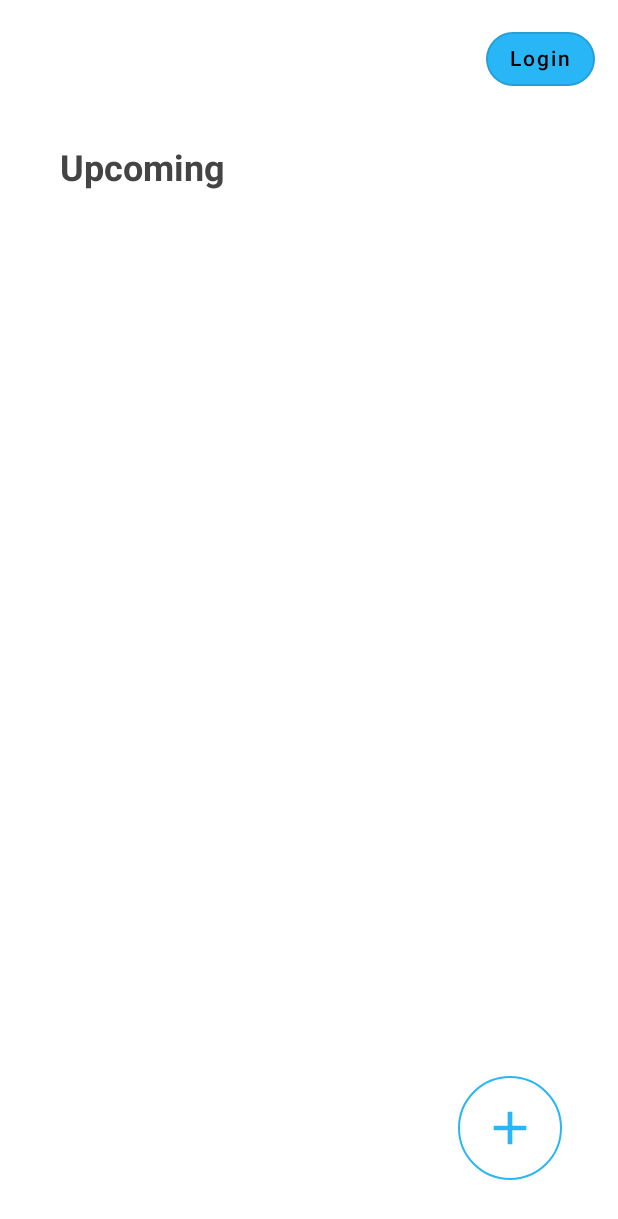
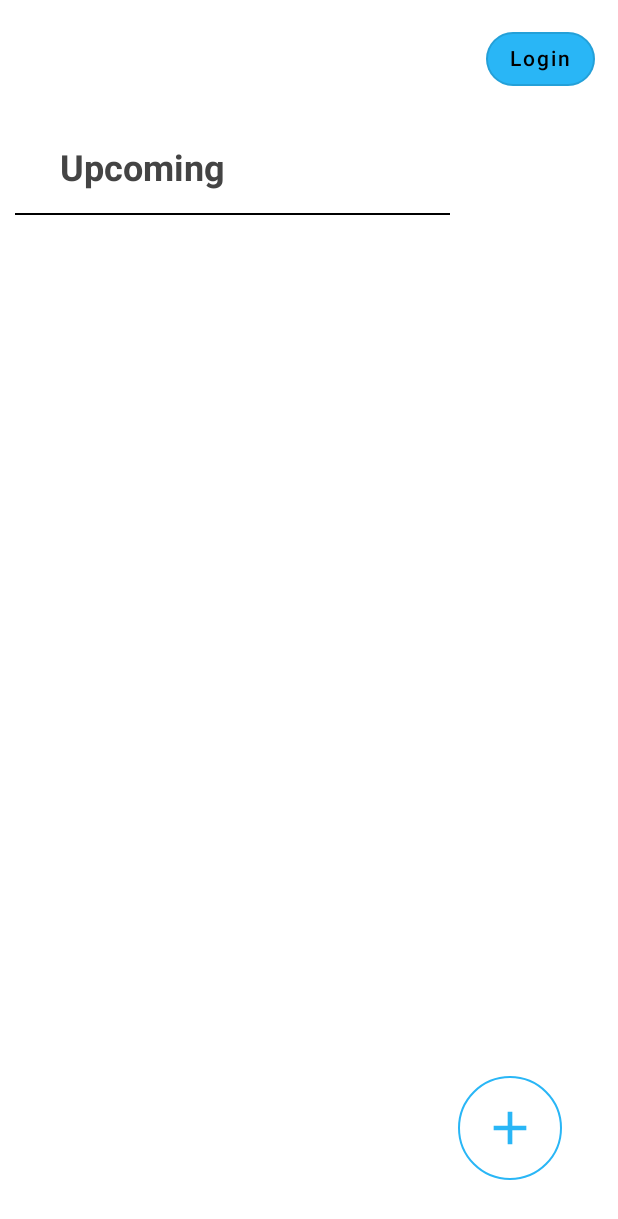
Before and after one commit to rodrigorar/lotic, an Android app built with Jetpack Compose: the screen it shows after launch (MainActivity), on a phone screen of 412 x 824 dp. Shown: the top 1219 px of the screen. Run offline under Robolectric (Android 15) with nearby library versions, the phone set to English and light mode, and no system bars; our stand-ins replace Room's generated code; 1 statement that could not run was skipped.

Commit message:
Tasks-Android: Improve Main Screen UI design

```diff
--- a/tasks-android/app/src/main/java/com/lotic/tasks/domain/persistence/TasksDatabase.kt
+++ b/tasks-android/app/src/main/java/com/lotic/tasks/domain/persistence/TasksDatabase.kt
@@ -10,13 +10,15 @@ import com.lotic.tasks.domain.modules.auth.data.DAOAuthToken
 import com.lotic.tasks.domain.modules.auth.data.EntityAuthToken
 import com.lotic.tasks.domain.modules.tasks.data.DAOTasks
 import com.lotic.tasks.domain.modules.tasks.data.EntityTask
+import com.lotic.tasks.domain.modules.tasks.data.EntityTasksSync
 
 @Database(
     entities = [
         EntityAuthToken::class
         , EntityAccount::class
-       , EntityTask::class]
-    , version = 3
+        , EntityTask::class
+        , EntityTasksSync::class]
+    , version = 4
     , exportSchema = false
 )
 abstract class TasksDatabase : RoomDatabase() {
--- a/tasks-android/app/src/main/java/com/lotic/tasks/ui/MainScreen.kt
+++ b/tasks-android/app/src/main/java/com/lotic/tasks/ui/MainScreen.kt
@@ -3,6 +3,7 @@ package com.lotic.tasks.ui
 import android.util.Log
 import androidx.compose.foundation.BorderStroke
 import androidx.compose.foundation.background
+import androidx.compose.foundation.border
 import androidx.compose.foundation.horizontalScroll
 import androidx.compose.foundation.layout.*
 import androidx.compose.foundation.lazy.LazyColumn
@@ -11,7 +12,6 @@ import androidx.compose.foundation.rememberScrollState
 import androidx.compose.foundation.shape.CircleShape
 import androidx.lifecycle.viewmodel.compose.viewModel
 import androidx.compose.material.*
-import androidx.compose.material.TextFieldDefaults.indicatorLine
 import androidx.compose.material.icons.Icons
 import androidx.compose.material.icons.filled.Add
 import androidx.compose.runtime.Composable
@@ -78,6 +78,14 @@ fun MainScreen(
             )
         }
 
+        Divider(
+            color = MaterialTheme.colors.onBackground
+            , thickness = 1.dp
+            , startIndent = 10.dp
+            , modifier = modifier
+                .padding(bottom = 10.dp)
+                .width(300.dp))
+
         Box(modifier = modifier
             .padding(2.dp)) {
             LazyColumn {
```
Also changed, not shown: tasks-android/app/src/main/java/com/lotic/tasks/domain/modules/tasks/data/DAOTasksSync.kt (added, +23 -0 lines), tasks-android/app/src/main/java/com/lotic/tasks/domain/modules/tasks/data/EntityTasksSync.kt (added, +21 -0 lines), tasks-android/app/src/main/java/com/lotic/tasks/domain/modules/tasks/dtos/TasksSync.kt (added, +22 -0 lines), tasks-android/app/src/main/java/com/lotic/tasks/domain/modules/tasks/repositories/TasksSyncRepository.kt (added, +28 -0 lines).
